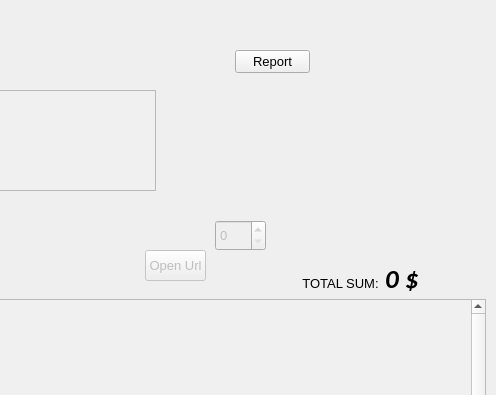
First picture: the form in payroll.ui, repository Yourp/UWOWDevelopHelper, before the edit; both pictures show x 625 to 1121 and y 0 to 395 of the 1121 by 689 pixel window.
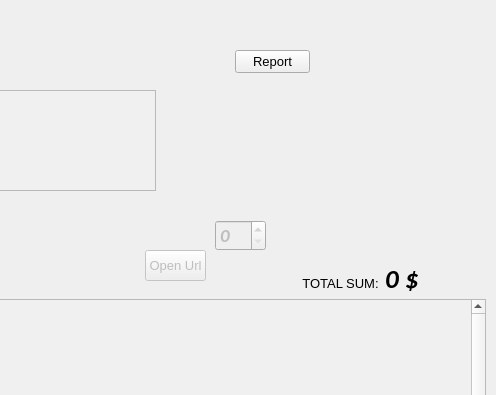
Second picture: the form after the edit.

Patch:
```diff
--- a/payroll.ui
+++ b/payroll.ui
@@ -152,7 +152,11 @@
    </property>
    <property name="font">
     <font>
-     <pointsize>10</pointsize>
+     <family>Calibri</family>
+     <pointsize>14</pointsize>
+     <weight>75</weight>
+     <italic>true</italic>
+     <bold>true</bold>
     </font>
    </property>
    <property name="maximum">
```
Left out of the diff: 9 changed lines with no effect on the pictures.
